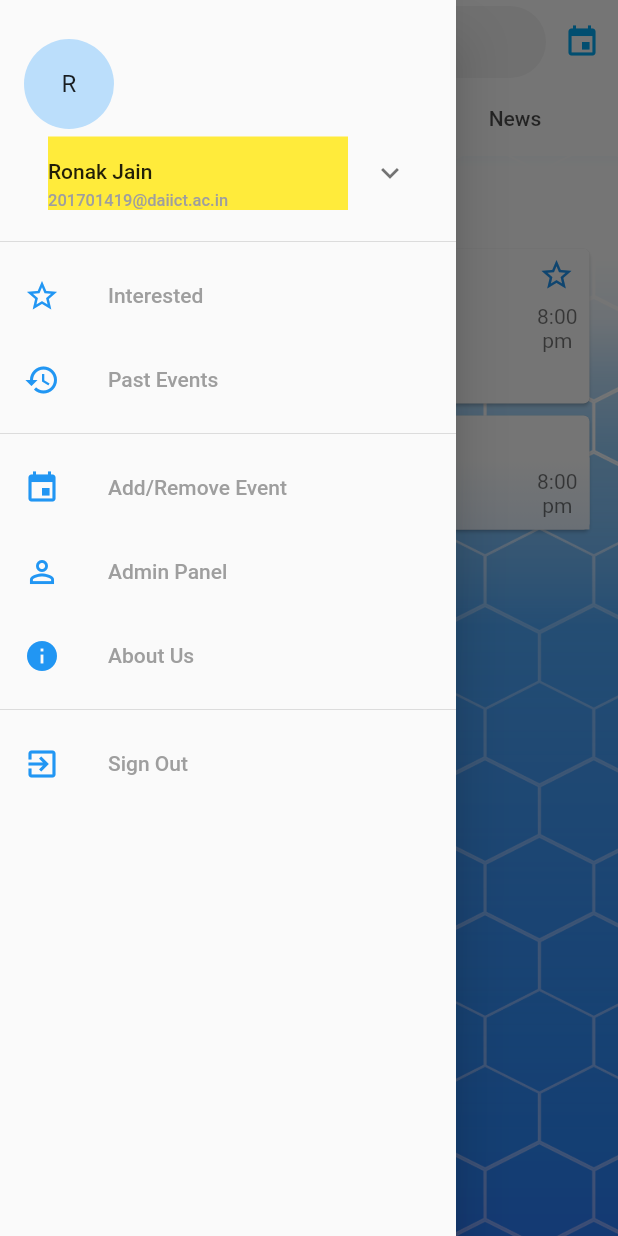
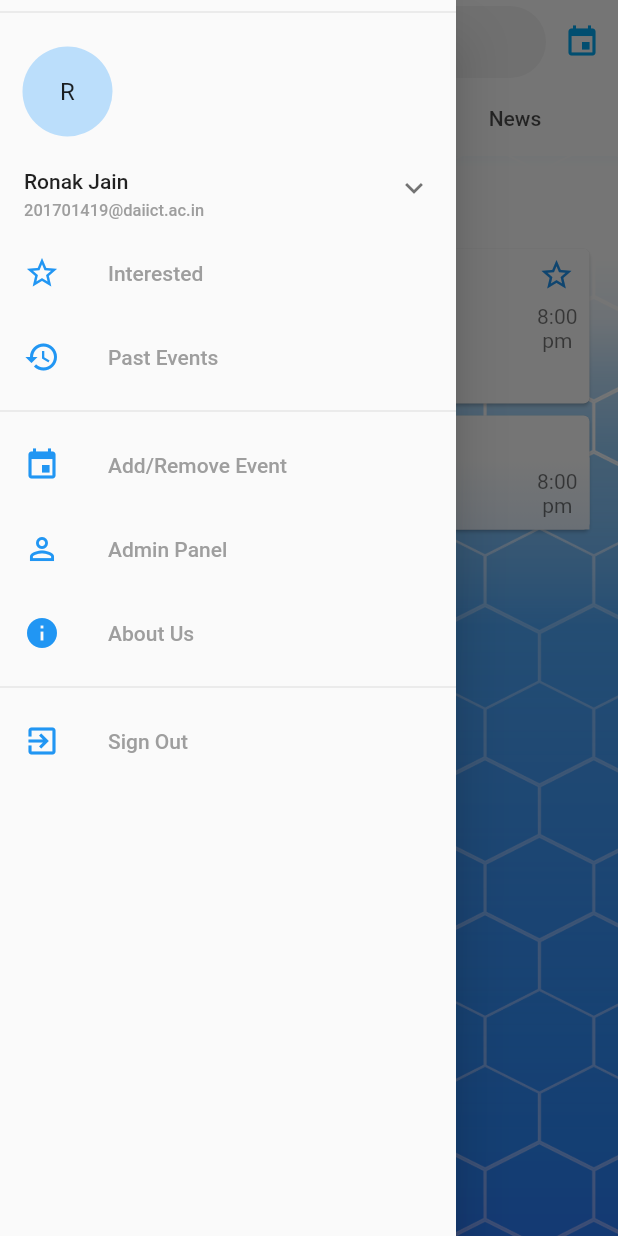
Before and after one commit to ronak197/DAHive, a Flutter app: the screen it shows after launch, with the side drawer open, on a phone screen of 412 x 824 dp. Run offline on Flutter 3.47's test engine with Material 2 defaults, Android fonts, the phone set to English and light mode, and no system bars.

Commit message:
Added expansion tile in drawer

```diff
--- a/lib/main.dart
+++ b/lib/main.dart
@@ -51,11 +51,6 @@ class _HomePageState extends State<HomePage> with TickerProviderStateMixin{
   void dispose(){
     super.dispose();
     tabController.dispose();
-  }
-
-  void onchangebutton() {
-
-
   }
 
   @override
@@ -130,36 +125,50 @@ class _HomePageState extends State<HomePage> with TickerProviderStateMixin{
       drawer: Drawer(
         child: ListView(
           children: <Widget>[
-            DrawerHeader(
-              child: new Column(
+            Divider(),
+            Column(
               crossAxisAlignment: CrossAxisAlignment.start,
               children: <Widget>[
-                  new Padding(padding: EdgeInsetsDirectional.only(top: 10.0)),
-                  new CircleAvatar(
-                    child: new Text("R"),
+                Container(
+                  padding: EdgeInsets.only(left: 15.0, top: 15.0, bottom: 5.0),
+                  child: CircleAvatar(
+                    child: Text("R"),
                     radius: 30.0,
                   ),
+                ),
                 ExpansionTile(
+                  title: accountInfo(name: "Ronak Jain", emailID: "201701419@daiict.ac.in"),
+                  children: <Widget>[
+                    ListTile(
+                      title: accountInfo(),
+                      leading: Container(
+                        child: Icon(Icons.account_circle, size: 30.0, color: Colors.blue,),
+                      ),
+                      onTap: ()  {},
+                    ),
+                    ListTile(
                       title: Container(
-                      color: Colors.yellow,
-                      padding: EdgeInsets.only(top: 15.0),
                         child: Column(
                           mainAxisAlignment: MainAxisAlignment.start,
                           children: <Widget>[
                             Container(
                               alignment: Alignment.centerLeft,
-                              child: Text("Ronak Jain", style: TextStyle(color: Colors.black87), textAlign: TextAlign.left, textDirection: TextDirection.ltr,)),
-                          Container(
-                              padding: EdgeInsets.only(top: 5.0),
-                              alignment: Alignment.centerLeft,
-                              child: Text("201701419@daiict.ac.in",style: TextStyle(color: Colors.grey,fontSize: 11.0),)),
+                              child: Text("Add another account", style: TextStyle(color: Colors.black87), textAlign: TextAlign.left, textDirection: TextDirection.ltr,),
+                            ),
                           ],
                         ),
+                      ),
+                      onTap: () {},
+                      leading: Container(
+                        child: Icon(Icons.add_circle, size: 30.0, color: Colors.blue,),
                       ),
                     ),
                   ],
                 ),
+              ],
             ),
+            Column(
+              children: <Widget>[
                 new ListTile(
                   leading: new Icon(Icons.star_border,color: Colors.blue,),
                   title: new Text("Interested", style: TextStyle(color: Colors.grey),),
@@ -194,7 +203,29 @@ class _HomePageState extends State<HomePage> with TickerProviderStateMixin{
                 ),
               ],
             ),
+          ],
+        ),
       ),
     );
   }
 }
+
+Widget accountInfo({String name = "guest" , String emailID = "Login in to your account"}){
+  return Container(
+    padding: EdgeInsets.only(top: 10.0),
+    child: Column(
+      mainAxisAlignment: MainAxisAlignment.start,
+      children: <Widget>[
+        Container(
+          alignment: Alignment.centerLeft,
+          child: Text(name, style: TextStyle(color: Colors.black87), textAlign: TextAlign.left, textDirection: TextDirection.ltr,),
+        ),
+        Container(
+          padding: EdgeInsets.only(top: 5.0),
+          alignment: Alignment.centerLeft,
+          child: Text(emailID,style: TextStyle(color: Colors.grey,fontSize: 11.0),),
+        ),
+      ],
+    ),
+  );
+}
```
Lines whose indentation alone changed are shown as unchanged.
